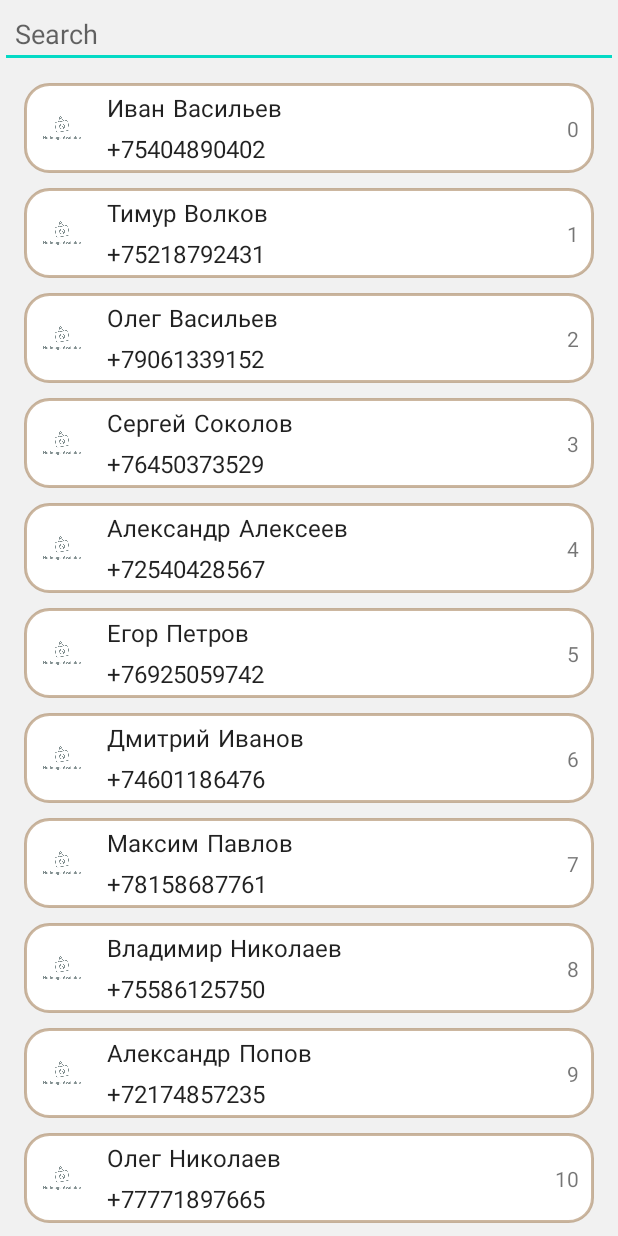
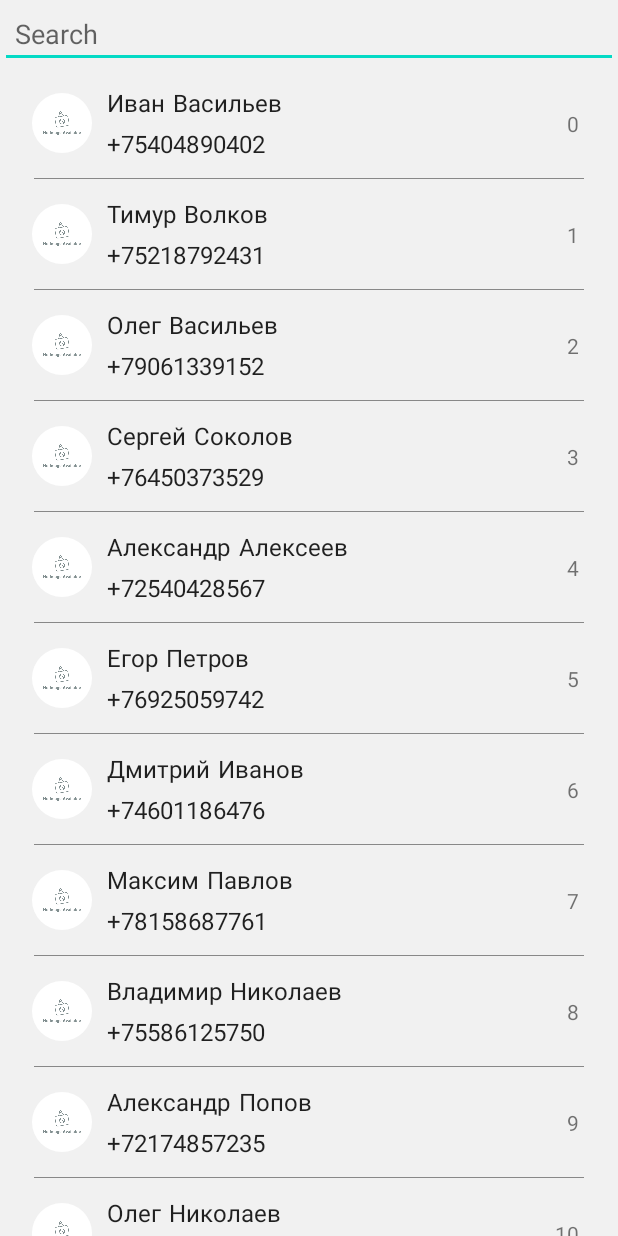
Before and after one commit to DMerzlyakov/Aston-Dev-5-6, an Android app: the screen it shows after launch (MainActivity), on a phone screen of 412 x 824 dp. Run offline under Robolectric (Android 15) with nearby library versions, the phone set to English and light mode, and no system bars; our stand-ins replace Picasso; pictures from the network do not load.

```diff
--- a/app/src/main/java/com/example/aston_dev_5/fragment/ContactFragment.kt
+++ b/app/src/main/java/com/example/aston_dev_5/fragment/ContactFragment.kt
@@ -58,6 +58,8 @@ class ContactFragment : Fragment(), OnClickRecyclerViewInterface {
         list.layoutManager = LinearLayoutManager(requireContext())
         adapter = ContactRecyclerViewAdapter(this@ContactFragment)
         list.adapter = adapter
+        val dividerItemDecoration = ContactItemDecorator(1,10)
+        list.addItemDecoration(dividerItemDecoration)
         adapter?.submitList(ITEMS.toList())
     }
 
--- a/app/src/main/res/layout/fragment_contact.xml
+++ b/app/src/main/res/layout/fragment_contact.xml
@@ -3,12 +3,10 @@
     xmlns:app="http://schemas.android.com/apk/res-auto"
     android:layout_width="match_parent"
     android:layout_height="wrap_content"
-    android:layout_marginTop="10dp"
     android:paddingStart="5dp"
     android:paddingEnd="10dp"
     android:paddingTop="5dp"
     android:paddingBottom="5dp"
-    android:background="@drawable/shadow"
    >
 
     <ImageView
```
